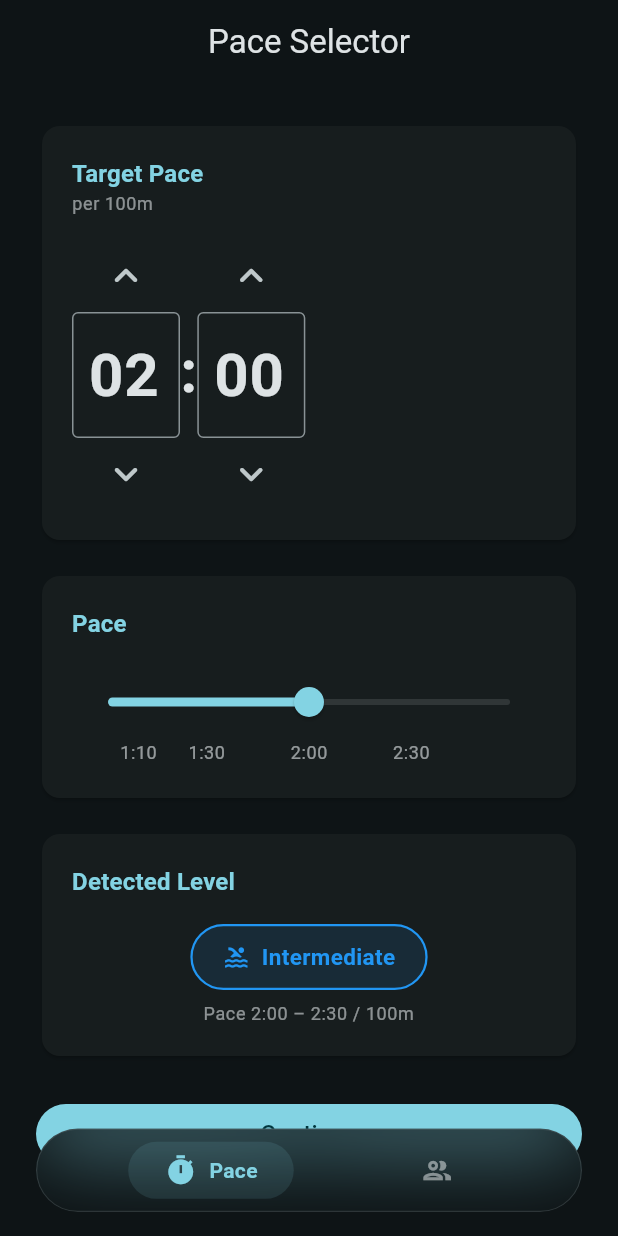
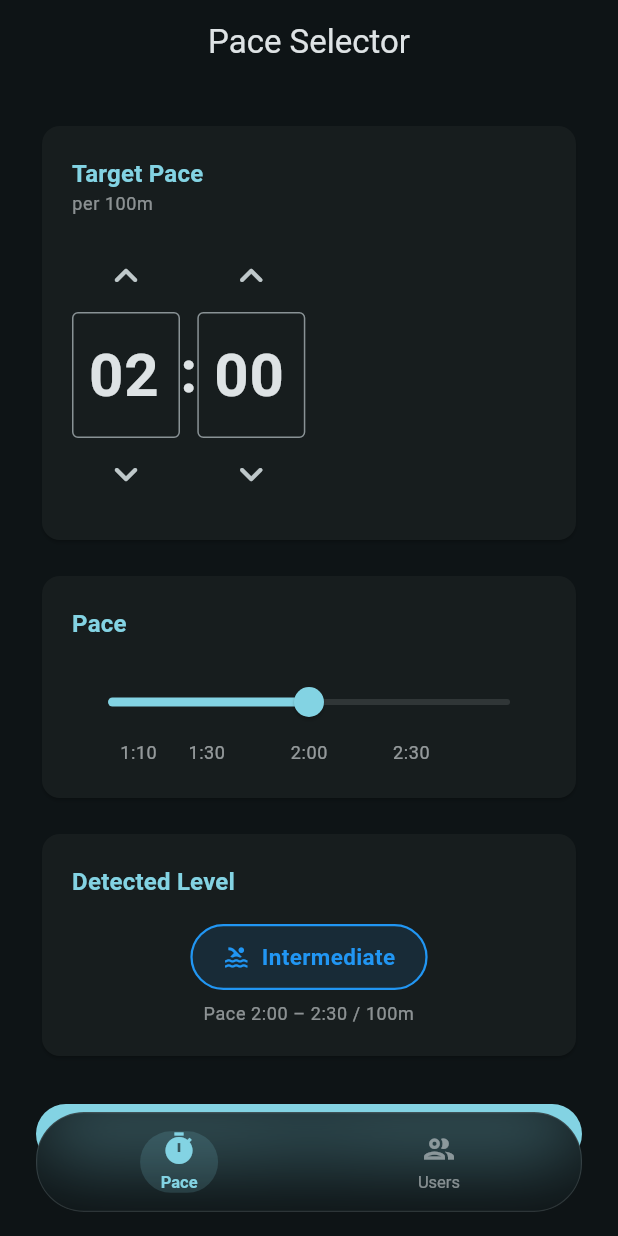
Before and after one commit to yurecKovalchuk/swim_success_dev, a Flutter app: the screen it shows after launch, on a phone screen of 412 x 824 dp. Run offline on Flutter 3.47's test engine with Material 3 defaults, Android fonts, the phone set to English and light mode, and no system bars; our stand-ins replace auto_route, dio, flutter_bloc, freezed_annotation, get_it.

Commit message:
feat: navbar icon above label + sliding drop pill animation
- Layout changed to Column: icon on top, label below
- Replaced AnimatedContainer highlight with a sliding pill (Stack + Positioned)
- Pill position interpolated via AnimationController + easeInOutCubicEmphasized
- Stretch effect via TweenSequence: pill widens to 1.5x mid-flight then
  contracts back — liquid drop feel similar to Telegram
- AnimatedSwitcher on icon, AnimatedDefaultTextStyle on label

```diff
--- a/lib/app/app_shell.dart
+++ b/lib/app/app_shell.dart
@@ -5,7 +5,6 @@ import 'package:flutter/material.dart';
 import 'package:swim_success_dev/app/app_router/app_router.gr.dart';
 import 'package:swim_success_dev/core/extensions/l10n_extension.dart';
 
-// Height of the floating navbar itself (excluding system bottom inset)
 const double kFloatingNavBarHeight = 80.0;
 
 @RoutePage()
@@ -24,17 +23,23 @@ class AppShellScreen extends StatelessWidget {
         selectedIndex: tabsRouter.activeIndex,
         onDestinationSelected: tabsRouter.setActiveIndex,
         destinations: [
-          (icon: Icons.timer_outlined, selectedIcon: Icons.timer,
-            label: context.l10n.navPace),
-          (icon: Icons.people_outlined, selectedIcon: Icons.people,
-            label: context.l10n.navUsers),
+          (
+            icon: Icons.timer_outlined,
+            selectedIcon: Icons.timer,
+            label: context.l10n.navPace,
+          ),
+          (
+            icon: Icons.people_outlined,
+            selectedIcon: Icons.people,
+            label: context.l10n.navUsers,
+          ),
         ],
       ),
     );
   }
 }
 
-class _FloatingGlassNavBar extends StatelessWidget {
+class _FloatingGlassNavBar extends StatefulWidget {
   final int selectedIndex;
   final ValueChanged<int> onDestinationSelected;
   final List<({IconData icon, IconData selectedIcon, String label})>
@@ -47,9 +52,67 @@ class _FloatingGlassNavBar extends StatelessWidget {
   });
 
   @override
+  State<_FloatingGlassNavBar> createState() => _FloatingGlassNavBarState();
+}
+
+class _FloatingGlassNavBarState extends State<_FloatingGlassNavBar>
+    with SingleTickerProviderStateMixin {
+  late AnimationController _controller;
+  late Animation<double> _positionAnim;
+  late Animation<double> _stretchAnim;
+
+  int _fromIndex = 0;
+
+  @override
+  void initState() {
+    super.initState();
+    _fromIndex = widget.selectedIndex;
+
+    _controller = AnimationController(
+      vsync: this,
+      duration: const Duration(milliseconds: 400),
+    )..value = 1.0;
+
+    _positionAnim = CurvedAnimation(
+      parent: _controller,
+      curve: Curves.easeInOutCubicEmphasized,
+    );
+
+    // pill stretches out then contracts back — drop effect
+    _stretchAnim = TweenSequence([
+      TweenSequenceItem(
+        tween: Tween(begin: 1.0, end: 1.5),
+        weight: 35,
+      ),
+      TweenSequenceItem(
+        tween: Tween(begin: 1.5, end: 1.0),
+        weight: 65,
+      ),
+    ]).animate(_controller);
+  }
+
+  @override
+  void didUpdateWidget(_FloatingGlassNavBar oldWidget) {
+    super.didUpdateWidget(oldWidget);
+    if (oldWidget.selectedIndex != widget.selectedIndex) {
+      _fromIndex = oldWidget.selectedIndex;
+      _controller.forward(from: 0);
+    }
+  }
+
+  @override
+  void dispose() {
+    _controller.dispose();
+    super.dispose();
+  }
+
+  @override
   Widget build(BuildContext context) {
     final theme = Theme.of(context);
     final bottomInset = MediaQuery.of(context).padding.bottom;
+    const pillBaseWidth = 52.0;
+    const pillHeight = 52.0;
+    const itemVerticalPad = 12.0;
 
     return Padding(
       padding: EdgeInsets.fromLTRB(24, 0, 24, bottomInset + 16),
@@ -73,60 +136,90 @@ class _FloatingGlassNavBar extends StatelessWidget {
                 ),
               ],
             ),
-            padding: const EdgeInsets.symmetric(vertical: 8),
-            child: Row(
-              mainAxisAlignment: MainAxisAlignment.spaceEvenly,
-              children: List.generate(destinations.length, (index) {
-                final dest = destinations[index];
-                final isSelected = index == selectedIndex;
+            padding: const EdgeInsets.symmetric(
+              vertical: itemVerticalPad,
+              horizontal: 8,
+            ),
+            child: LayoutBuilder(
+              builder: (context, constraints) {
+                final n = widget.destinations.length;
+                final tabWidth = constraints.maxWidth / n;
+
+                double centerX(int index) => index * tabWidth + tabWidth / 2;
+
+                return AnimatedBuilder(
+                  animation: _controller,
+                  builder: (context, _) {
+                    final fromX = centerX(_fromIndex);
+                    final toX = centerX(widget.selectedIndex);
+                    final currentX = lerpDouble(
+                      fromX,
+                      toX,
+                      _positionAnim.value,
+                    )!;
+                    final currentWidth = pillBaseWidth * _stretchAnim.value;
+
+                    return Stack(
+                      clipBehavior: Clip.none,
+                      children: [
+                        // sliding drop pill
+                        Positioned(
+                          left: currentX - currentWidth / 2,
+                          top: 0,
+                          bottom: 0,
+                          child: Center(
+                            child: Container(
+                              width: currentWidth,
+                              height: pillHeight,
+                              decoration: BoxDecoration(
+                                color: theme.colorScheme.primary.withAlpha(40),
+                                borderRadius:
+                                    BorderRadius.circular(pillHeight / 2),
+                              ),
+                            ),
+                          ),
+                        ),
+                        // tab items
+                        Row(
+                          children: List.generate(n, (index) {
+                            final dest = widget.destinations[index];
+                            final isSelected = index == widget.selectedIndex;
                             final color = isSelected
                                 ? theme.colorScheme.primary
                                 : theme.colorScheme.onSurface.withAlpha(140);
 
-                return GestureDetector(
-                  onTap: () => onDestinationSelected(index),
+                            return Expanded(
+                              child: GestureDetector(
+                                onTap: () =>
+                                    widget.onDestinationSelected(index),
                                 behavior: HitTestBehavior.opaque,
-                  child: AnimatedContainer(
-                    duration: const Duration(milliseconds: 200),
-                    curve: Curves.easeInOut,
-                    padding: const EdgeInsets.symmetric(
-                      horizontal: 24,
-                      vertical: 8,
-                    ),
-                    decoration: BoxDecoration(
-                      color: isSelected
-                          ? theme.colorScheme.primary.withAlpha(30)
-                          : Colors.transparent,
-                      borderRadius: BorderRadius.circular(20),
-                    ),
-                    child: Row(
+                                child: Column(
                                   mainAxisSize: MainAxisSize.min,
                                   children: [
                                     AnimatedSwitcher(
-                          duration: const Duration(milliseconds: 200),
+                                      duration:
+                                          const Duration(milliseconds: 250),
                                       child: Icon(
-                            isSelected ? dest.selectedIcon : dest.icon,
+                                        isSelected
+                                            ? dest.selectedIcon
+                                            : dest.icon,
                                         key: ValueKey(isSelected),
                                         color: color,
-                            size: 22,
+                                        size: 24,
                                       ),
                                     ),
-                        AnimatedSize(
-                          duration: const Duration(milliseconds: 200),
-                          curve: Curves.easeInOut,
-                          child: isSelected
-                              ? Padding(
-                                  padding: const EdgeInsets.only(left: 8),
-                                  child: Text(
-                                    dest.label,
+                                    const SizedBox(height: 4),
+                                    AnimatedDefaultTextStyle(
+                                      duration:
+                                          const Duration(milliseconds: 250),
                                       style: TextStyle(
                                         color: color,
-                                      fontWeight: FontWeight.w600,
-                                      fontSize: 14,
+                                        fontWeight: isSelected
+                                            ? FontWeight.w600
+                                            : FontWeight.w400,
+                                        fontSize: 11,
                                       ),
-                                  ),
-                                )
-                              : const SizedBox.shrink(),
+                                      child: Text(dest.label),
                                     ),
                                   ],
                                 ),
@@ -134,6 +227,12 @@ class _FloatingGlassNavBar extends StatelessWidget {
                             );
                           }),
                         ),
+                      ],
+                    );
+                  },
+                );
+              },
+            ),
           ),
         ),
       ),
```
Lines whose indentation alone changed are shown as unchanged.
